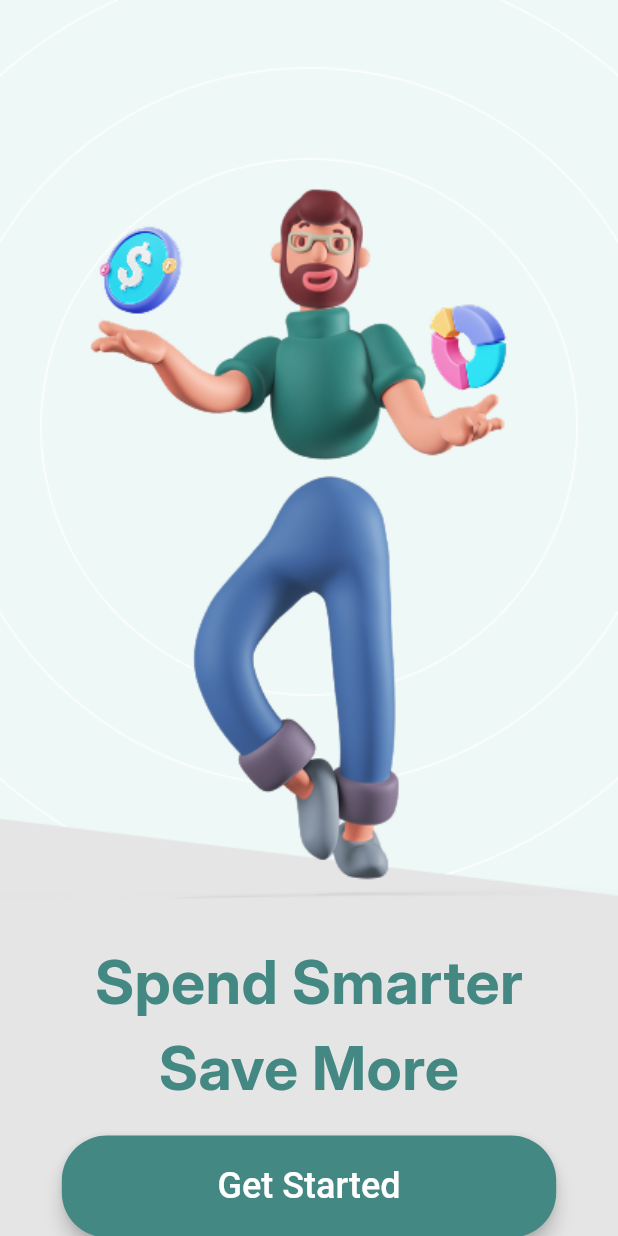
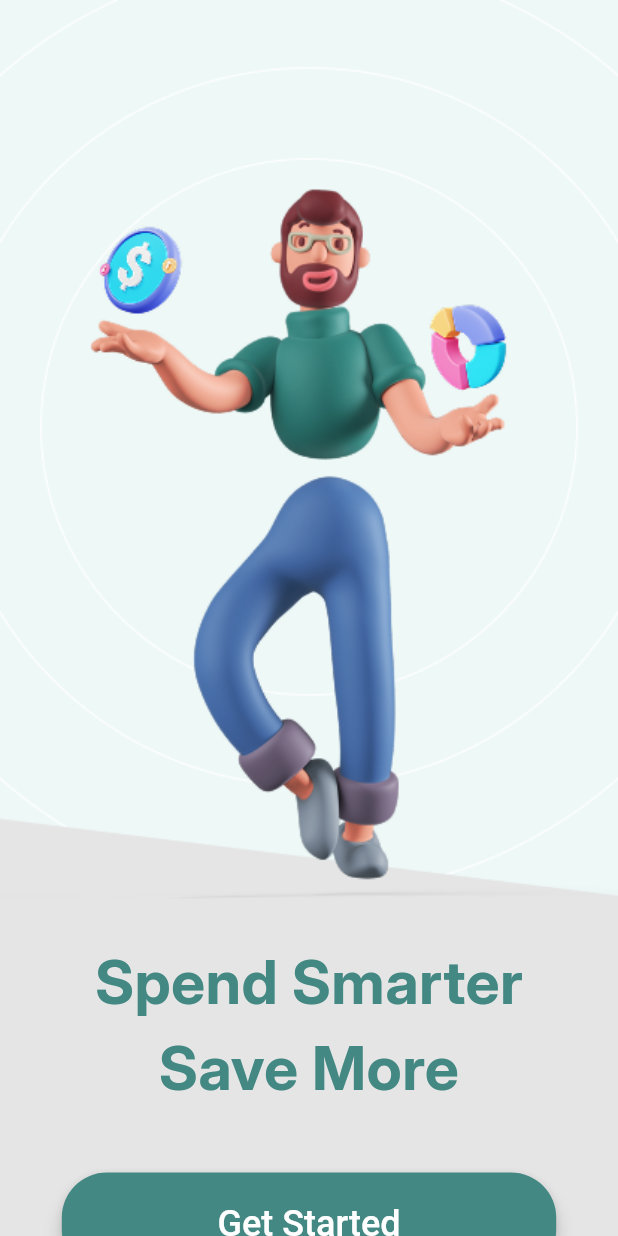
Before and after one commit to OmarAfifi-CSE/FinFlow, a Flutter app: the screen it shows after launch, on a phone screen of 412 x 824 dp. Run offline on Flutter 3.47's test engine with Material 3 defaults, Android fonts, the light colour scheme and no system bars; our stand-ins replace localstorage.

Commit message:
Adjust Onboarding screen
- for different screens size

```diff
--- a/lib/screens/onboarding_screen.dart
+++ b/lib/screens/onboarding_screen.dart
@@ -6,15 +6,11 @@ class OnboardingScreen extends StatelessWidget {
 
   @override
   Widget build(BuildContext context) {
-    return Scaffold(
-      backgroundColor: Color(0xffE5E5E5),
-      body: SingleChildScrollView(
-        child: Column(
+    final content = Column(
       children: [
         Image(
           image: AssetImage('assets/images/Onboarding.png'),
-              width:
-                  MediaQuery.of(context).size.width < 500
+          width: MediaQuery.of(context).size.width < 500
               ? MediaQuery.of(context).size.width
               : 300,
           fit: BoxFit.fitWidth,
@@ -32,22 +28,20 @@ class OnboardingScreen extends StatelessWidget {
           ),
         ),
 
-            SizedBox(height: MediaQuery.of(context).size.height * 0.02),
+        SizedBox(height: MediaQuery.of(context).size.height * 0.05),
 
         Padding(
           padding: EdgeInsets.symmetric(
-                horizontal:
-                    MediaQuery.of(context).size.width < 500
+            horizontal: MediaQuery.of(context).size.width < 500
                 ? MediaQuery.of(context).size.width * .1
                 : MediaQuery.of(context).size.width * .2,
           ),
           child: SizedBox(
             width: double.infinity,
             child: ElevatedButton(
-                  onPressed:
-                      () => Navigator.of(context).push(
-                        MaterialPageRoute(builder: (context) => HomeScreen()),
-                      ),
+              onPressed: () => Navigator.of(
+                context,
+              ).push(MaterialPageRoute(builder: (context) => HomeScreen())),
               style: ElevatedButton.styleFrom(
                 backgroundColor: Color(0xff438883),
                 foregroundColor: Colors.white,
@@ -66,8 +60,12 @@ class OnboardingScreen extends StatelessWidget {
           ),
         ),
       ],
-        ),
-      ),
+    );
+    return Scaffold(
+      backgroundColor: Color(0xffE5E5E5),
+      body: MediaQuery.of(context).size.width < 500
+          ? SingleChildScrollView(child: content)
+          : Center(child: SingleChildScrollView(child: content)),
     );
   }
 }
```
Lines whose indentation alone changed are shown as unchanged.
